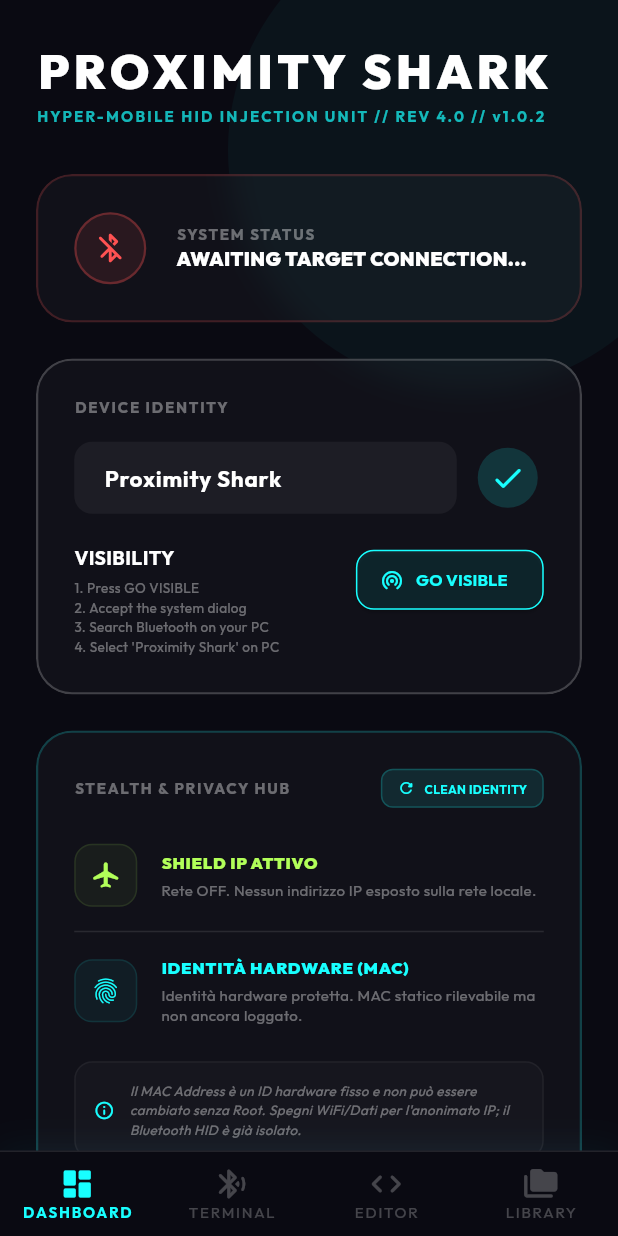
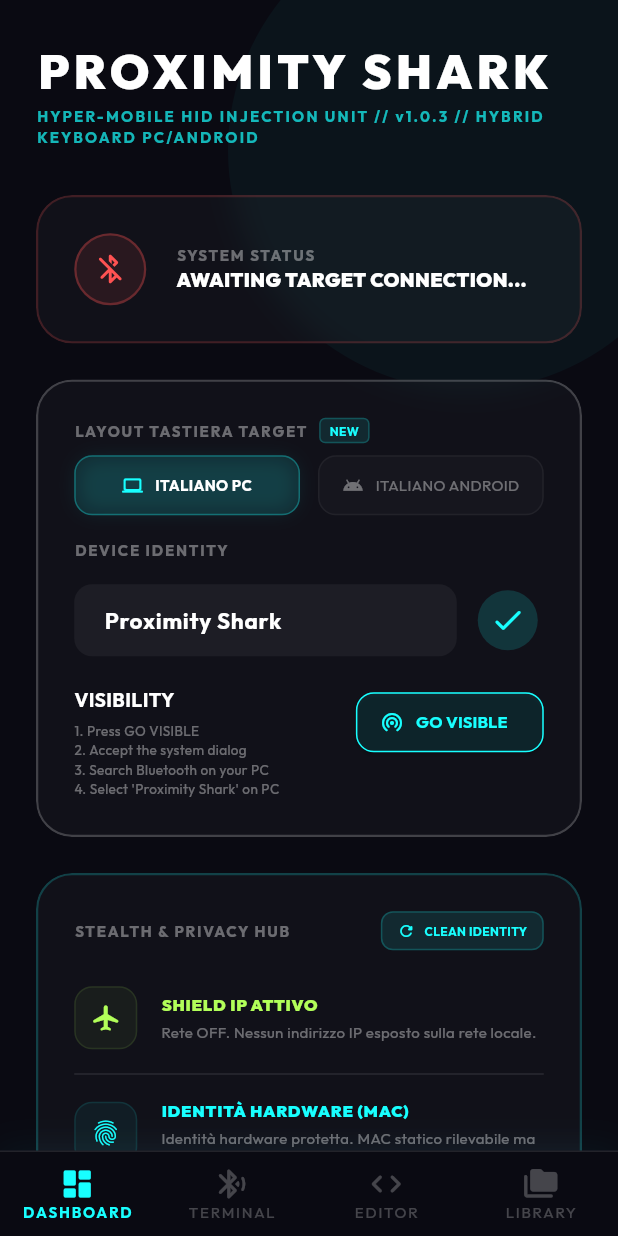
Before and after one commit to morterix01/Proximity-Shark, a Flutter app: the screen it shows after launch, on a phone screen of 412 x 824 dp. Run offline on Flutter 3.47's test engine with Material 3 defaults, Android fonts, the phone set to English and light mode, and no system bars; drawn by our look-alikes of flutter_animate; our stand-ins replace file_picker, google_fonts, permission_handler, shared_preferences; statements that could not run were skipped.

Commit message:
v1.0.3: Dashboard UI update with Hybrid Keyboard highlight

```diff
--- a/lib/screens/home_screen.dart
+++ b/lib/screens/home_screen.dart
@@ -3,6 +3,7 @@ import 'package:flutter/material.dart';
 import 'package:provider/provider.dart';
 import 'package:flutter_animate/flutter_animate.dart';
 import '../app_state.dart';
+import '../enums.dart';
 
 class HomeScreen extends StatefulWidget {
   const HomeScreen({super.key});
@@ -93,9 +94,9 @@ class _HomeScreenState extends State<HomeScreen> {
           style: TextStyle(fontSize: 32, fontWeight: FontWeight.w900, color: Colors.white, letterSpacing: 3.0),
         ).animate().fadeIn().slideX(begin: -0.2),
         Text(
-          "HYPER-MOBILE HID INJECTION UNIT // REV 4.0 // v1.0.2",
+          "HYPER-MOBILE HID INJECTION UNIT // v1.0.3 // HYBRID KEYBOARD PC/ANDROID",
           style: TextStyle(fontSize: 10, fontWeight: FontWeight.bold, color: Colors.cyanAccent.withValues(alpha: 0.7), letterSpacing: 1.5),
-        ).animate().fadeIn(delay: 200.ms),
+        ).animate().fadeIn(delay: 200.ms).shimmer(duration: 2.seconds, color: Colors.cyanAccent.withValues(alpha: 0.2)),
       ],
     );
   }
@@ -161,6 +162,8 @@ class _HomeScreenState extends State<HomeScreen> {
       child: Column(
         crossAxisAlignment: CrossAxisAlignment.start,
         children: [
+          _buildKeyboardLayoutSelector(appState),
+          const SizedBox(height: 16),
           const Text("DEVICE IDENTITY",
               style: TextStyle(color: Colors.white38, fontSize: 10, fontWeight: FontWeight.bold, letterSpacing: 1.2)),
           const SizedBox(height: 16),
@@ -516,4 +519,81 @@ class _HomeScreenState extends State<HomeScreen> {
       ),
     );
   }
+
+  Widget _buildKeyboardLayoutSelector(AppState appState) {
+    return Column(
+      crossAxisAlignment: CrossAxisAlignment.start,
+      children: [
+        Row(
+          children: [
+            const Text("LAYOUT TASTIERA TARGET",
+                style: TextStyle(color: Colors.white38, fontSize: 10, fontWeight: FontWeight.bold, letterSpacing: 1.2)),
+            const SizedBox(width: 8),
+            Container(
+              padding: const EdgeInsets.symmetric(horizontal: 6, vertical: 2),
+              decoration: BoxDecoration(
+                color: Colors.cyanAccent.withValues(alpha: 0.1),
+                borderRadius: BorderRadius.circular(4),
+                border: Border.all(color: Colors.cyanAccent.withValues(alpha: 0.2)),
+              ),
+              child: const Text("NEW", style: TextStyle(color: Colors.cyanAccent, fontSize: 8, fontWeight: FontWeight.bold)),
+            ),
+          ],
+        ),
+        const SizedBox(height: 8),
+        Row(
+          children: [
+            _buildLayoutOption(
+              "ITALIANO PC",
+              appState.activeLayout == KeyboardLayout.pc,
+              () => appState.updateKeyboardLayout(KeyboardLayout.pc),
+              Icons.computer_rounded,
+            ),
+            const SizedBox(width: 12),
+            _buildLayoutOption(
+              "ITALIANO ANDROID",
+              appState.activeLayout == KeyboardLayout.android,
+              () => appState.updateKeyboardLayout(KeyboardLayout.android),
+              Icons.android_rounded,
+            ),
+          ],
+        ),
+      ],
+    );
+  }
+
+  Widget _buildLayoutOption(String label, bool isSelected, VoidCallback onTap, IconData icon) {
+    return Expanded(
+      child: InkWell(
+        onTap: onTap,
+        borderRadius: BorderRadius.circular(12),
+        child: Container(
+          padding: const EdgeInsets.symmetric(vertical: 12),
+          decoration: BoxDecoration(
+            color: isSelected ? Colors.cyanAccent.withValues(alpha: 0.1) : Colors.white.withValues(alpha: 0.02),
+            borderRadius: BorderRadius.circular(12),
+            border: Border.all(color: isSelected ? Colors.cyanAccent.withValues(alpha: 0.3) : Colors.white.withValues(alpha: 0.05)),
+            boxShadow: isSelected ? [
+              BoxShadow(color: Colors.cyanAccent.withValues(alpha: 0.1), blurRadius: 10, spreadRadius: -2)
+            ] : null,
+          ),
+          child: Row(
+            mainAxisAlignment: MainAxisAlignment.center,
+            children: [
+              Icon(icon, color: isSelected ? Colors.cyanAccent : Colors.white38, size: 14),
+              const SizedBox(width: 8),
+              Text(
+                label,
+                style: TextStyle(
+                  color: isSelected ? Colors.white : Colors.white38,
+                  fontSize: 10,
+                  fontWeight: isSelected ? FontWeight.bold : FontWeight.normal,
+                ),
+              ),
+            ],
+          ),
+        ),
+      ),
+    );
+  }
 }
```
